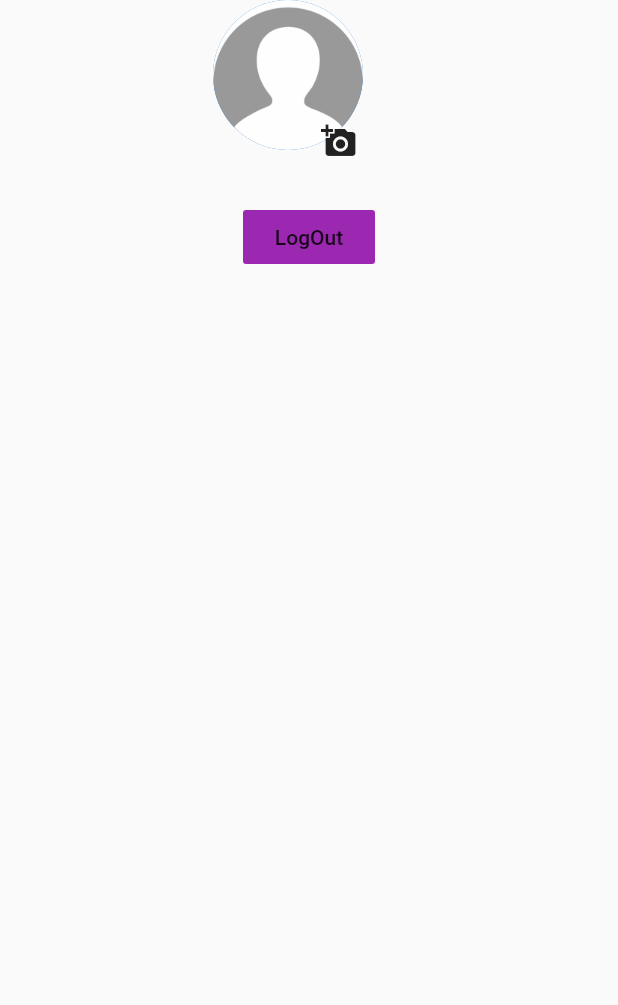
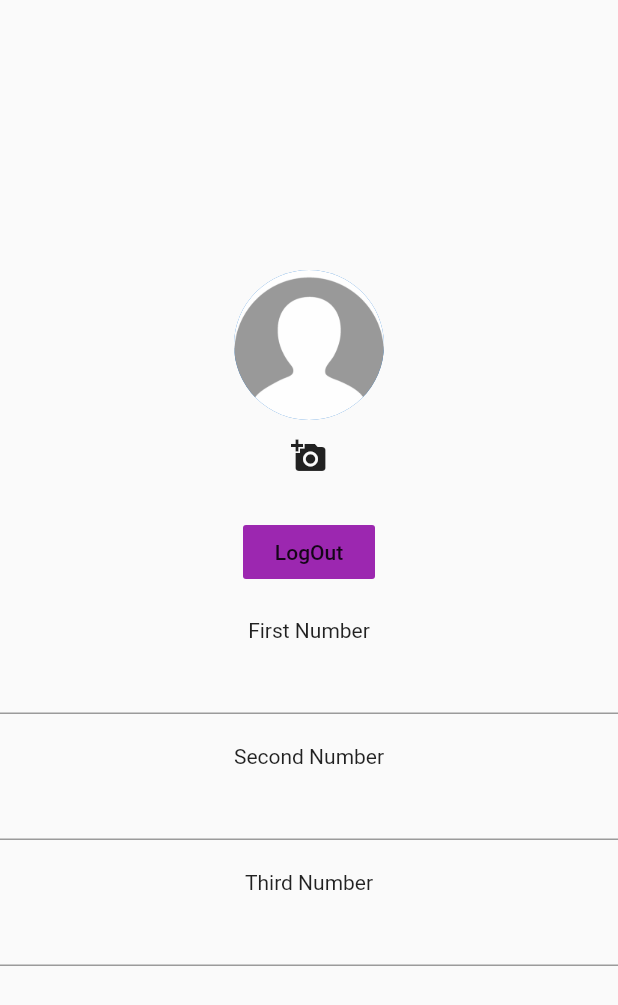
Before and after one commit to Ctrl-Alt-Eliiiteee/SaferX, a Flutter app: the profile screen opened directly, on a phone screen of 412 x 824 dp. Shown: the top 1005 px of the screen. Run offline on Flutter 3.47's test engine with Material 2 defaults, Android fonts, the phone set to English and light mode, and no system bars; our stand-ins replace animated_bottom_navigation_bar, cloud_firestore, contacts_service, firebase_auth, firebase_core, firebase_storage and 9 more; missing offline and left inert: background_stt, circular_reveal_animation, flutter_otp, flutter_phone_direct_caller; accounts and stored records are empty; statements that could not run were skipped.

Commit message:
Profile Updation

```diff
--- a/lib/Pages/profile.dart
+++ b/lib/Pages/profile.dart
@@ -8,6 +8,7 @@ import 'package:image_picker/image_picker.dart';
 import 'dart:io';
 import 'package:path/path.dart' as path;
 import 'package:firebase_storage/firebase_storage.dart' as firebase_storage;
+import 'assistant.dart';
 
 class profile extends StatefulWidget {
   @override
@@ -145,31 +146,23 @@ class _profileState extends State<profile> {
   }
   @override
   Widget build(BuildContext context) {
+    resizeToAvoidBottomInset: true;
     return Scaffold(
         body: SafeArea(
-
           child: Center(
+            child: SingleChildScrollView(
               child: Column(
-              children: [
-                Stack(
                 children: [
                   CircleAvatar(
                     radius: 50.0,
                     backgroundImage: CircleAvtarLink==null?AssetImage('images/profile.png'):NetworkImage(CircleAvtarLink),
                   ),
-                    Padding(
-                      padding: const EdgeInsets.only(top:70.0,left: 40.0),
-                      child: FlatButton(
+                  FlatButton(
                     child: Icon(Icons.add_a_photo),
                     onPressed: displayBottomSheet,
                   ),
-                    ),
-                  ],
-                ),
                   Text(email),
-                Align(
-                  alignment: Alignment.bottomCenter,
-                  child: FlatButton(
+                  FlatButton(
                     color: Colors.purple,
                     child: Text('LogOut'),
                     onPressed: () async {
@@ -179,12 +172,47 @@ class _profileState extends State<profile> {
                           MaterialPageRoute(builder: (context) => Authentication()));
                     },
                   ),
+                  SizedBox(
+                    height: 20,
+                  ),
+                  Text('First Number'),
+                  TextFormField(
+                    initialValue: first,
+                    keyboardType: TextInputType.number,
+                    onChanged: (String value) async {
+                      final prefs = await SharedPreferences.getInstance();
+                      prefs.setString('first_number', value);
+                    }
+                  ),
+                  SizedBox(
+                    height: 20,
+                  ),
+                  Text('Second Number'),
+                  TextFormField(
+                    initialValue: second,
+                      keyboardType: TextInputType.number,
+                      onChanged: (String value) async {
+                        final prefs = await SharedPreferences.getInstance();
+                        prefs.setString('second_number', value);
+                      }
+                  ),
+                  SizedBox(
+                    height: 20,
+                  ),
+                  Text('Third Number'),
+                  TextFormField(
+                    initialValue: third,
+                      keyboardType: TextInputType.number,
+                      onChanged: (String value) async {
+                        final prefs = await SharedPreferences.getInstance();
+                        prefs.setString('third_number', value);
+                      }
                   ),
                 ],
               ),
             ),
           ),
-
+        ),
     );
   }
 }
```
Lines whose indentation alone changed are shown as unchanged.
